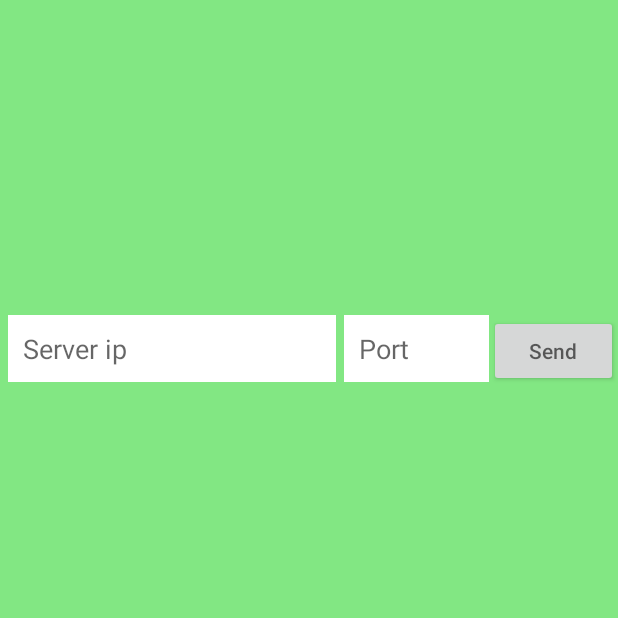
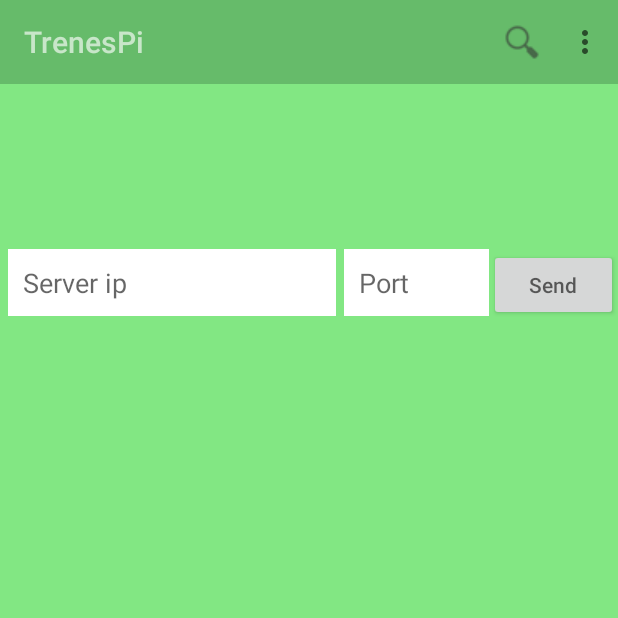
Before and after one commit to Josele/TrenesPi, an Android app: the screen it shows after launch (MainActivity), on a phone screen of 412 x 824 dp, the top half of it. Run offline under Robolectric (Android 15) with nearby library versions, the phone set to English and light mode, and no system bars.

Commit message:
layout working better toolbar instead of actionbar some warnings had been corrected

```diff
--- a/app/build.gradle
+++ b/app/build.gradle
@@ -22,4 +22,5 @@ android {
 dependencies {
     compile fileTree(dir: 'libs', include: ['*.jar'])
     compile 'com.android.support:appcompat-v7:22.1.1'
+
 }
--- a/app/src/main/java/com/example/josele/trenespi/MainActivity.java
+++ b/app/src/main/java/com/example/josele/trenespi/MainActivity.java
@@ -1,11 +1,12 @@
 package com.example.josele.trenespi;
 
 import android.app.Activity;
-import android.content.Context;
+
 import android.content.Intent;
 import android.content.SharedPreferences;
-//import android.support.v7.app.ActionBarActivity;
+
 import android.os.Bundle;
+import android.support.v7.app.ActionBarActivity;
 import android.view.Menu;
 import android.view.MenuInflater;
 import android.view.MenuItem;
@@ -13,20 +14,23 @@ import android.view.View;
 import android.widget.Button;
 import android.widget.EditText;
 import android.widget.Toast;
+import android.support.v7.widget.Toolbar;
 
 
-public class MainActivity extends Activity {
+public class MainActivity extends ActionBarActivity {
     public static final String PREFS_NAME = "MyPrefsFile";
     public final static String IP_MESSAGE = "com.mycompany.myfirstapp.MESSAGE";
     public final static String PORT_MESSAGE = "com.mycompany.myfirstapp.MESSAGE2";
     private Button boton;
     private EditText serverip,port;
-
+    private Toolbar toolbar;
     @Override
     protected void onCreate(Bundle savedInstanceState) {
         super.onCreate(savedInstanceState);
         setContentView(R.layout.activity_main);
         SharedPreferences settings = getSharedPreferences(PREFS_NAME, 0);
+        toolbar= (Toolbar) findViewById(R.id.app_bar);
+        setSupportActionBar(toolbar);
         boton = (Button) findViewById(R.id.button);
         serverip = (EditText) findViewById(R.id.iprasp);
         serverip.setText( settings.getString("pip", ""));
--- a/app/src/main/res/layout/activity_main.xml
+++ b/app/src/main/res/layout/activity_main.xml
@@ -1,49 +1,55 @@
-<RelativeLayout xmlns:android="http://schemas.android.com/apk/res/android"
-    xmlns:tools="http://schemas.android.com/tools" android:layout_width="match_parent"
-    android:layout_height="match_parent"  tools:context=".MainActivity"
+
+<LinearLayout xmlns:android="http://schemas.android.com/apk/res/android"
+    xmlns:tools="http://schemas.android.com/tools"
     android:id="@+id/linearLayout1"
+    android:layout_width="match_parent"
+    android:layout_height="match_parent"
+    android:background="@color/body_background_green"
+    android:orientation="vertical"
+    tools:context=".MainActivity">
 
-    android:background="@color/body_background_green"
-    >
+    <include
+        android:id="@+id/app_bar"
+        layout="@layout/app_bar" />
+
     <LinearLayout
         android:layout_width="match_parent"
         android:layout_height="wrap_content"
+        android:layout_marginTop="100dp">
 
-    android:layout_marginTop="200dp"
-    >
+        <EditText
+            android:id="@+id/iprasp"
+            android:layout_width="wrap_content"
+            android:layout_height="wrap_content"
+            android:layout_marginBottom="10dp"
+            android:layout_marginLeft="5dp"
+            android:layout_marginRight="5dp"
+            android:layout_marginTop="10dp"
+            android:layout_weight="3"
+            android:background="@color/white"
+            android:hint="Server ip"
+            android:padding="10dp" />
 
-    <EditText android:id="@+id/iprasp"
+        <EditText
+            android:id="@+id/port"
+            android:layout_width="wrap_content"
             android:layout_height="wrap_content"
-        android:layout_width="wrap_content"
-        android:hint="Server ip"
-        android:background="@color/white"
-        android:layout_weight="3"
-        android:layout_marginBottom="10dp"
-        android:layout_marginRight="5dp"
-        android:layout_marginLeft="5dp"
-        android:layout_marginTop="10dp"
-        android:padding="10dp"
-        />
-    <EditText android:id="@+id/port"
-        android:layout_height="wrap_content"
-        android:layout_width="wrap_content"
-        android:hint="@string/port"
-        android:background="@color/white"
-        android:layout_weight="1"
             android:layout_marginBottom="10dp"
             android:layout_marginTop="10dp"
-        android:padding="10dp"
-        />
+            android:layout_weight="1"
+            android:background="@color/white"
+            android:hint="@string/port"
+            android:padding="10dp" />
+
         <Button
+            android:id="@+id/button"
             android:layout_width="0dp"
             android:layout_height="wrap_content"
-        android:hint="@string/button_send"
-        android:layout_weight="2"
-        android:onClick="sendMessage"
-        android:id="@+id/button"
             android:layout_marginBottom="10dp"
             android:layout_marginTop="10dp"
-        android:padding="10dp"
-        />
+            android:layout_weight="2"
+            android:hint="@string/button_send"
+
+            android:padding="10dp" />
     </LinearLayout>
-</RelativeLayout>
+</LinearLayout>
--- /dev/null
+++ b/app/src/main/res/layout/app_bar.xml
@@ -0,0 +1,10 @@
+<?xml version="1.0" encoding="utf-8"?>
+<android.support.v7.widget.Toolbar
+    xmlns:android="http://schemas.android.com/apk/res/android"
+
+    android:id="@+id/toolbar"
+    android:layout_width="match_parent"
+    android:layout_height="wrap_content"
+    android:minHeight="?attr/actionBarSize"
+    android:background="@color/ColorPrimary"
+    />
--- a/app/src/main/res/menu/menu_display_message.xml
+++ b/app/src/main/res/menu/menu_display_message.xml
@@ -4,4 +4,8 @@
     tools:context="com.example.josele.trenespi.DisplayMessageActivity">
     <item android:id="@+id/action_settings" android:title="@string/action_settings"
         android:orderInCategory="100" app:showAsAction="never" />
+    <item android:id="@+id/action_search"
+        android:icon="@drawable/ic_action_search"
+        android:title="@string/action_search"
+        app:showAsAction="ifRoom" />
 </menu>
--- a/app/src/main/res/values/colors.xml
+++ b/app/src/main/res/values/colors.xml
@@ -2,7 +2,8 @@
 <resources>
     <color name="body_background_green">#82e783</color>
     <color name="white">#ffffff</color>
-
-
+    <color name="ColorPrimary">#66BB6A</color>
+    <color name="ColorPrimaryDark">#4CAF50</color>
+    <color name="ColorPrimaryText">#C8E6C9</color>
 
 </resources>
--- a/app/src/main/res/values/styles.xml
+++ b/app/src/main/res/values/styles.xml
@@ -1,8 +1,14 @@
 <resources>
 
     <!-- Base application theme. -->
-    <style name="AppTheme" parent="Theme.AppCompat.Light.DarkActionBar">
+    <style name="AppTheme" parent="AppTheme.Base">
         <!-- Customize your theme here. -->
+    </style>
+    <style name="AppTheme.Base" parent="Theme.AppCompat.Light.NoActionBar">
+        <item name="colorPrimary">@color/ColorPrimary</item>
+        <item name="colorPrimaryDark">@color/ColorPrimaryDark</item>
+        <item name="android:textColorPrimary">@color/ColorPrimaryText</item>
+
     </style>
 
 </resources>
```
Also changed, not shown: app/src/main/AndroidManifest.xml (+4 -3 lines), app/src/main/java/com/example/josele/trenespi/DisplayMessageActivity.java (+25 -18 lines), app/src/main/res/layout/activity_display_message.xml (+47 -46 lines), app/src/main/res/drawable/ic_action_search.png (added), app/src/main/res/drawable/toolbar_find.png (added). Lines whose indentation alone changed are shown as unchanged.
